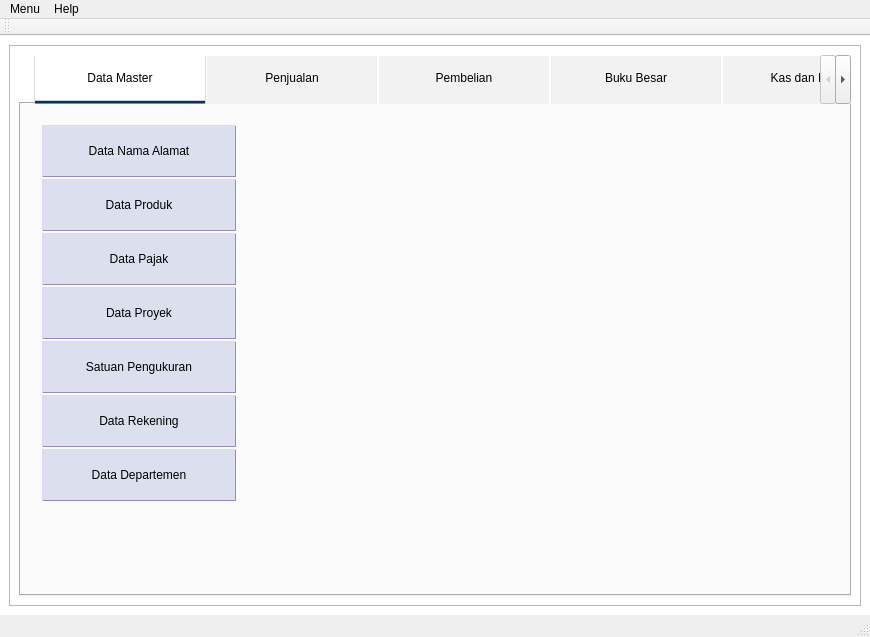
fnugrahendi/petuk.corp, file source/GUI.ui: the form before one commit.
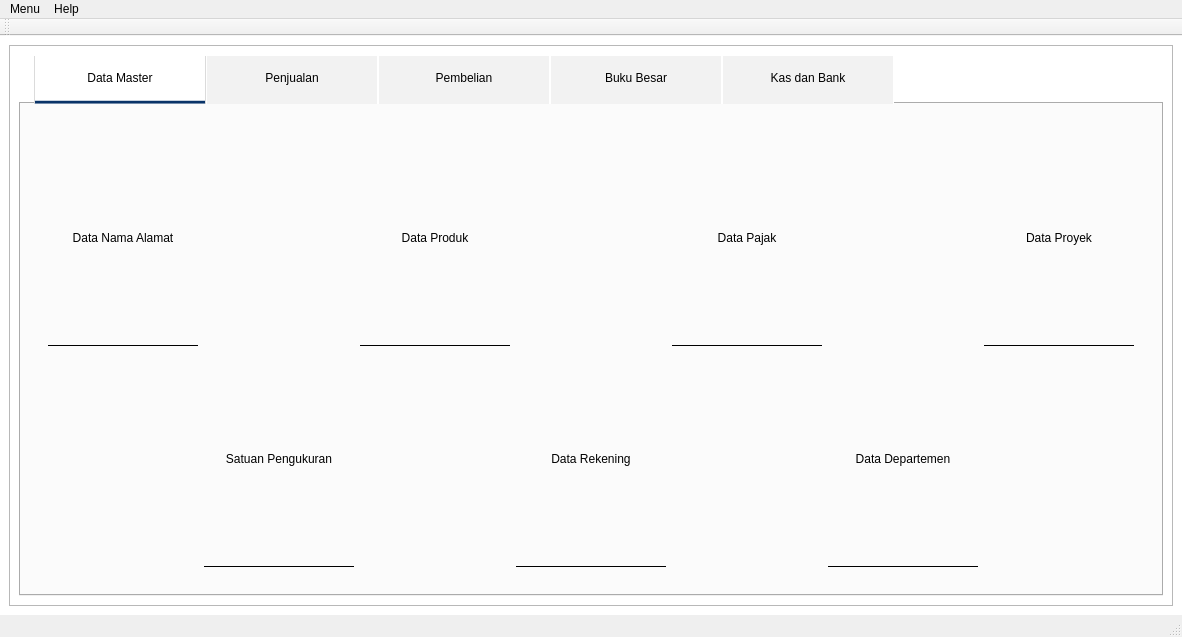
The form after the commit. Icons and pictures are not drawn.

Patch:
```diff
--- a/source/GUI.ui
+++ b/source/GUI.ui
@@ -137,20 +137,16 @@
               <layout class="QGridLayout" name="igr_DataMaster_Menu">
                <item row="0" column="0">
                 <widget class="QFrame" name="fr_DataMaster_Menu">
-                 <property name="minimumSize">
-                  <size>
-                   <width>200</width>
-                   <height>0</height>
-                  </size>
-                 </property>
-                 <property name="maximumSize">
-                  <size>
-                   <width>200</width>
-                   <height>16777215</height>
-                  </size>
-                 </property>
                  <property name="styleSheet">
-                  <string notr="true">QPushButton{height:50px;border-width:1px;border-color:rgb(150, 137, 188);border-style:outset;border-radius:0px;background:rgb(220, 224, 238);}</string>
+                  <string notr="true">QPushButton{
+
+width:150px;
+height:220px;
+border:0px;
+border-bottom-width:1px;
+border-bottom-color:black;
+border-bottom-style:solid;
+}</string>
                  </property>
                  <property name="frameShape">
                   <enum>QFrame::StyledPanel</enum>
@@ -158,93 +154,101 @@
                  <property name="frameShadow">
                   <enum>QFrame::Raised</enum>
                  </property>
-                 <layout class="QVBoxLayout" name="ivl_DataMaster_Menu">
-                  <property name="spacing">
-                   <number>2</number>
-                  </property>
-                  <property name="margin">
-                   <number>3</number>
-                  </property>
-                  <item>
-                   <widget class="QPushButton" name="tb_DataMaster_DataNamaAlamat">
-                    <property name="styleSheet">
-                     <string notr="true">height:50px;</string>
-                    </property>
-                    <property name="text">
-                     <string>Data Nama Alamat</string>
-                    </property>
-                   </widget>
-                  </item>
-                  <item>
+                 <layout class="QGridLayout" name="igr_DataMaster_Menu_2">
+                  <item row="0" column="5">
                    <widget class="QPushButton" name="tb_DataMaster_DataProduk">
                     <property name="text">
                      <string>Data Produk</string>
                     </property>
                    </widget>
                   </item>
-                  <item>
-                   <widget class="QPushButton" name="tb_DataMaster_DataPajak">
-                    <property name="text">
-                     <string>Data Pajak</string>
-                    </property>
-                   </widget>
-                  </item>
-                  <item>
-                   <widget class="QPushButton" name="tb_DataMaster_DataProyek">
-                    <property name="text">
-                     <string>Data Proyek</string>
-                    </property>
-                   </widget>
-                  </item>
-                  <item>
+                  <item row="1" column="4">
                    <widget class="QPushButton" name="tb_DataMaster_DataSatuanPengukuran">
                     <property name="text">
                      <string>Satuan Pengukuran</string>
                     </property>
                    </widget>
                   </item>
-                  <item>
+                  <item row="1" column="7">
                    <widget class="QPushButton" name="tb_DataMaster_DataRekening">
                     <property name="text">
                      <string>Data Rekening</string>
                     </property>
                    </widget>
                   </item>
-                  <item>
+                  <item row="1" column="9">
                    <widget class="QPushButton" name="tb_DataMaster_DataDepartemen">
                     <property name="text">
                      <string>Data Departemen</string>
                     </property>
                    </widget>
                   </item>
-                 </layout>
-                </widget>
-               </item>
                <item row="0" column="1">
-                <spacer name="hs_DataMaster_Menu_HS">
+                   <widget class="QPushButton" name="tb_DataMaster_DataNamaAlamat">
+                    <property name="styleSheet">
+                     <string notr="true">QPushButton{
+background-image: url(&quot;../data/datamaster_menu/nama_alamat.png&quot;);
+background-repeat:no-repeat;
+
+}</string>
+                    </property>
+                    <property name="text">
+                     <string>Data Nama Alamat</string>
+                    </property>
+                   </widget>
+                  </item>
+                  <item row="0" column="10">
+                   <widget class="QPushButton" name="tb_DataMaster_DataProyek">
+                    <property name="text">
+                     <string>Data Proyek</string>
+                    </property>
+                   </widget>
+                  </item>
+                  <item row="0" column="8">
+                   <widget class="QPushButton" name="tb_DataMaster_DataPajak">
+                    <property name="text">
+                     <string>Data Pajak</string>
+                    </property>
+                   </widget>
+                  </item>
+                  <item row="0" column="0">
+                   <spacer name="horizontalSpacer_2">
                  <property name="orientation">
                   <enum>Qt::Horizontal</enum>
                  </property>
                  <property name="sizeHint" stdset="0">
                   <size>
-                   <width>585</width>
+                      <width>40</width>
                    <height>20</height>
                   </size>
                  </property>
                 </spacer>
                </item>
-               <item row="1" column="0">
-                <spacer name="vs_DataMaster_Menu_VS">
+                  <item row="0" column="11">
+                   <spacer name="horizontalSpacer_3">
                  <property name="orientation">
-                  <enum>Qt::Vertical</enum>
+                     <enum>Qt::Horizontal</enum>
                  </property>
                  <property name="sizeHint" stdset="0">
                   <size>
-                   <width>20</width>
-                   <height>176</height>
+                      <width>40</width>
+                      <height>20</height>
                   </size>
                  </property>
                 </spacer>
+                  </item>
+                 </layout>
+                 <zorder>fr_DataMaster_Menu</zorder>
+                 <zorder>tb_DataMaster_DataNamaAlamat</zorder>
+                 <zorder>tb_DataMaster_DataProduk</zorder>
+                 <zorder>tb_DataMaster_DataPajak</zorder>
+                 <zorder>tb_DataMaster_DataProyek</zorder>
+                 <zorder>tb_DataMaster_DataSatuanPengukuran</zorder>
+                 <zorder>tb_DataMaster_DataRekening</zorder>
+                 <zorder>tb_DataMaster_DataDepartemen</zorder>
+                 <zorder>horizontalSpacer_2</zorder>
+                 <zorder>horizontalSpacer_3</zorder>
+                </widget>
                </item>
               </layout>
              </widget>
```
Left out of the diff: 6 changed lines with no effect on the pictures. Lines whose indentation alone changed are shown as unchanged.
